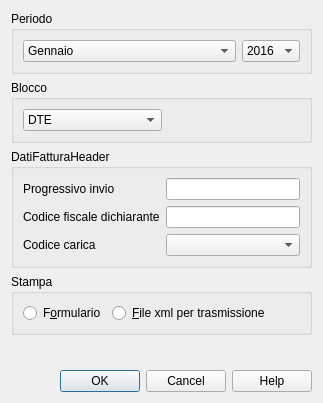
Old version of the form Iva/2017/ch.banana.script.italy_vat_2017.report.fatture.dialog.ui in the repository BananaAccounting/Italia.
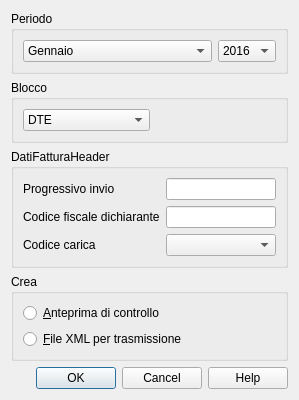
New version of the form.

Commit message: Comunicazione dati fatture: aggiunto tabella di controllo delle registrazioni escluse

Patch:
```diff
--- a/Iva/2017/ch.banana.script.italy_vat_2017.report.fatture.dialog.ui
+++ b/Iva/2017/ch.banana.script.italy_vat_2017.report.fatture.dialog.ui
@@ -6,8 +6,8 @@
    <rect>
     <x>0</x>
     <y>0</y>
-    <width>323</width>
-    <height>403</height>
+    <width>277</width>
+    <height>393</height>
    </rect>
   </property>
   <property name="windowTitle">
@@ -458,39 +458,22 @@
    <item>
     <widget class="QGroupBox" name="stampaGroupBox">
      <property name="title">
-      <string>Stampa</string>
+      <string>Crea</string>
      </property>
      <layout class="QVBoxLayout" name="verticalLayout_4">
       <item>
-       <layout class="QHBoxLayout" name="horizontalLayout_2">
-        <item>
          <widget class="QRadioButton" name="stampaReportRadioButton">
           <property name="text">
-           <string>F&amp;ormulario</string>
+         <string>&amp;Anteprima di controllo</string>
           </property>
          </widget>
         </item>
         <item>
          <widget class="QRadioButton" name="stampaXmlRadioButton">
           <property name="text">
-           <string>&amp;File xml per trasmissione</string>
-          </property>
-         </widget>
-        </item>
-        <item>
-         <spacer name="horizontalSpacer_3">
-          <property name="orientation">
-           <enum>Qt::Horizontal</enum>
-          </property>
-          <property name="sizeHint" stdset="0">
-           <size>
-            <width>40</width>
-            <height>20</height>
-           </size>
-          </property>
-         </spacer>
-        </item>
-       </layout>
+         <string>&amp;File XML per trasmissione</string>
+        </property>
+       </widget>
       </item>
      </layout>
     </widget>
```
Lines whose indentation alone changed are shown as unchanged. The commit also changes 3 other files.
